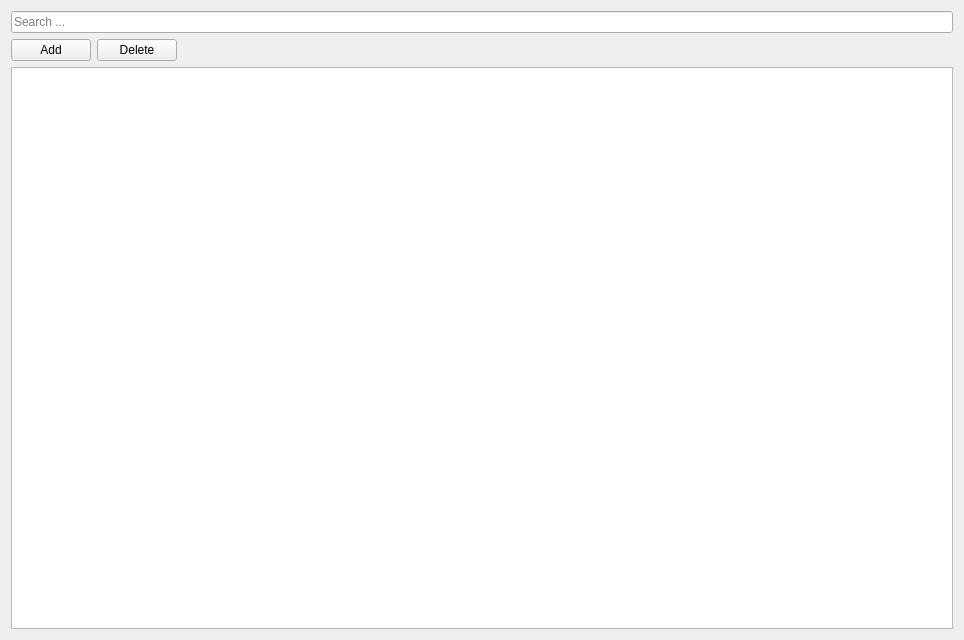
The window that ui/inventoryView.ui (olk90/pyIM) describes before a commit, drawn with Qt 5.
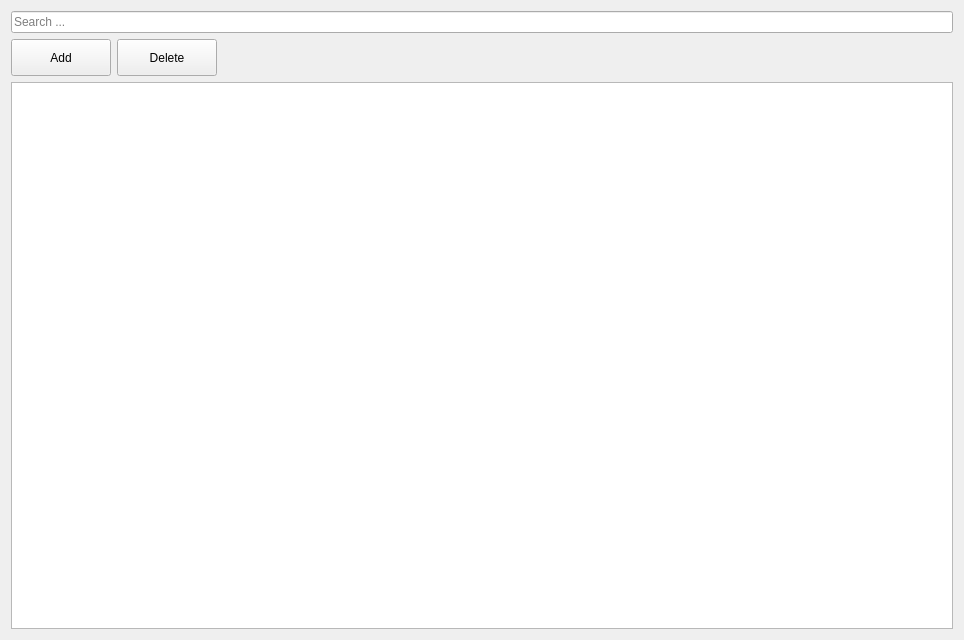
The same window after the commit.

Commit message: added option dialog

```diff
--- a/ui/inventoryView.ui
+++ b/ui/inventoryView.ui
@@ -33,6 +33,12 @@
       <layout class="QHBoxLayout" name="buttonLayout">
        <item>
         <widget class="QPushButton" name="addButton">
+         <property name="minimumSize">
+          <size>
+           <width>100</width>
+           <height>37</height>
+          </size>
+         </property>
          <property name="text">
           <string>Add</string>
          </property>
@@ -40,6 +46,12 @@
        </item>
        <item>
         <widget class="QPushButton" name="deleteButton">
+         <property name="minimumSize">
+          <size>
+           <width>100</width>
+           <height>37</height>
+          </size>
+         </property>
          <property name="text">
           <string>Delete</string>
          </property>
```
The commit also changes 6 other files.
